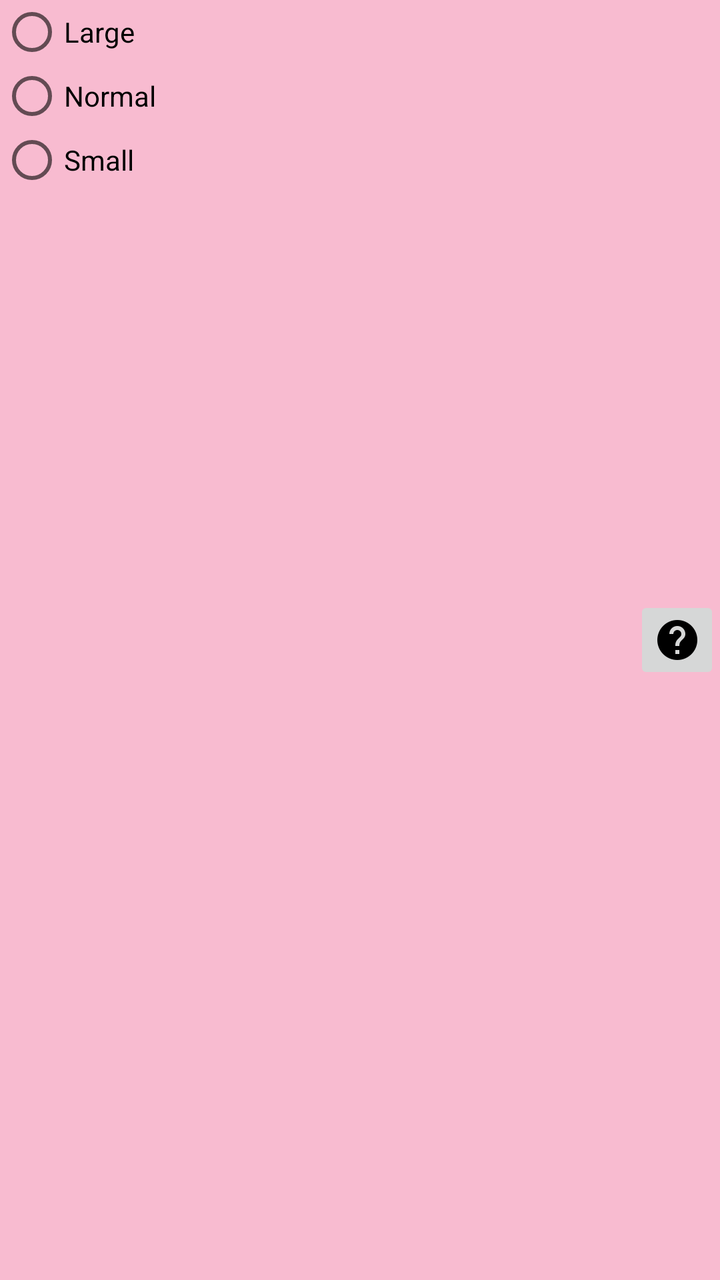
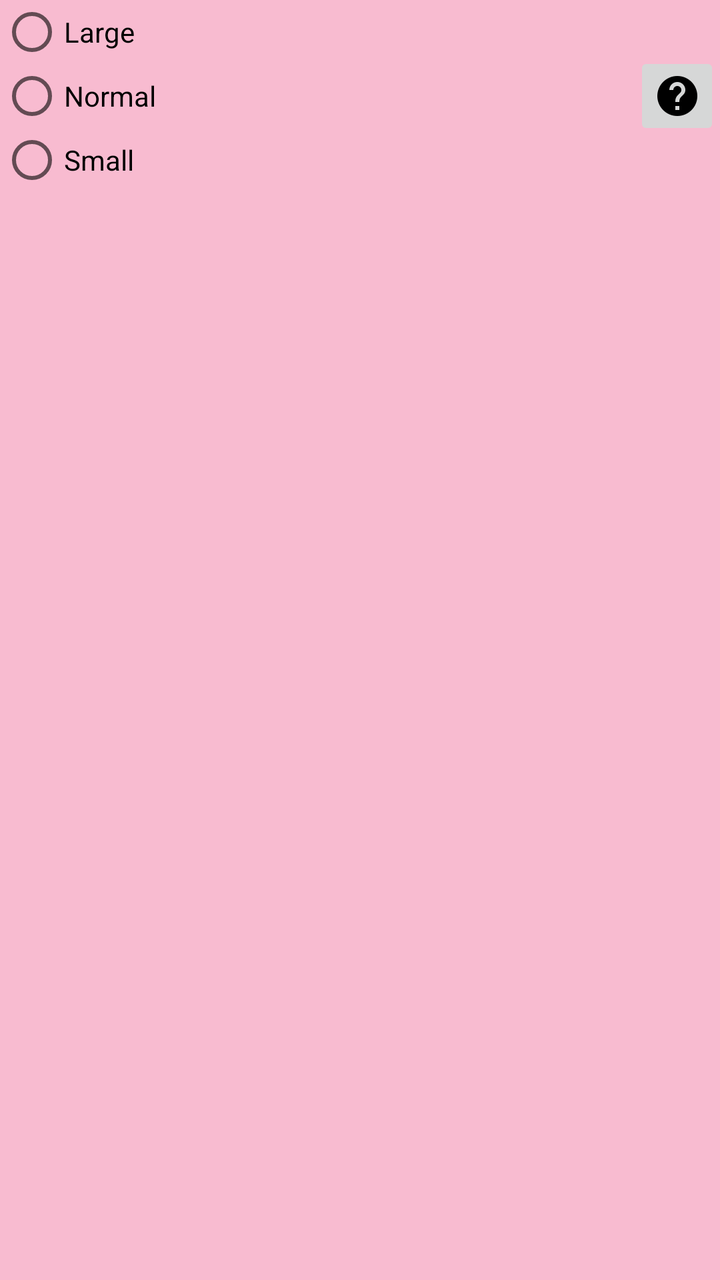

Compare the two renders of this Android layout. The source of the first and the diff that turns it into the second are given below.
<!-- AndroidManifest.xml: application theme MyMaterialTheme -->
<!-- res/layout/change_text_size_dialog_fragment.xml -->
<?xml version="1.0" encoding="utf-8"?>
<LinearLayout xmlns:android="http://schemas.android.com/apk/res/android"
    android:orientation="horizontal" android:layout_width="match_parent"
    android:layout_height="match_parent"
    android:weightSum="10">
    <RadioGroup
        android:id="@+id/text_size_radio_group"
        android:layout_width="match_parent"
        android:layout_height="wrap_content"
        android:layout_weight="9">

        <RadioButton
            android:layout_width="wrap_content"
            android:layout_height="wrap_content"
            android:text="@string/large_size"
            android:id="@+id/large_size" />

        <RadioButton
            android:layout_width="wrap_content"
            android:layout_height="wrap_content"
            android:text="@string/normal_size"
            android:id="@+id/normal_size" />

        <RadioButton
            android:layout_width="wrap_content"
            android:layout_height="wrap_content"
            android:text="@string/small_size"
            android:id="@+id/small_size" />
    </RadioGroup>
    <ImageButton
        android:id="@+id/text_size_help"
        android:layout_width="wrap_content"
        android:layout_height="wrap_content"
        android:layout_weight="1"
        android:layout_gravity="center"
        android:src="@drawable/ic_help_black_24dp" />
</LinearLayout>
<!-- resources referenced by this layout -->
<resources>
  <!-- drawable ic_help_black_24dp: png bitmap (drawable-hdpi, 458 bytes) -->
  <string name="large_size">Large</string>
  <string name="normal_size">Normal</string>
  <string name="small_size">Small</string>
  <style name="MyMaterialTheme" parent="MyMaterialTheme.Base">
  
      </style>
  <style name="MyMaterialTheme.Base" parent="Theme.AppCompat.Light.DarkActionBar">
          <item name="windowNoTitle">true</item>
          <item name="windowActionBar">false</item>
          <item name="colorPrimary">@color/colorPrimary</item>
          <item name="colorPrimaryDark">@color/colorPrimaryDark</item>
          <item name="colorAccent">@color/colorAccent</item>
          <item name="android:windowBackground">@color/windowBackground</item>
      </style>
  <color name="colorPrimary">#EC407A</color>
  <color name="colorPrimaryDark">#AD1457</color>
  <color name="colorAccent">#EA80FC</color>
  <color name="windowBackground">#F8BBD0</color>
</resources>

<!-- the commit's change to res/layout/change_text_size_dialog_fragment.xml (unified diff, before → after) -->
@@ -1,37 +1,45 @@
 <?xml version="1.0" encoding="utf-8"?>
-<LinearLayout xmlns:android="http://schemas.android.com/apk/res/android"
-    android:orientation="horizontal" android:layout_width="match_parent"
-    android:layout_height="match_parent"
-    android:weightSum="10">
-    <RadioGroup
-        android:id="@+id/text_size_radio_group"
+<ScrollView xmlns:android="http://schemas.android.com/apk/res/android"
+    android:layout_width="match_parent"
+    android:layout_height="match_parent">
+
+    <LinearLayout
         android:layout_width="match_parent"
         android:layout_height="wrap_content"
-        android:layout_weight="9">
+        android:orientation="horizontal"
+        android:weightSum="10">
 
-        <RadioButton
+        <RadioGroup
+            android:id="@+id/text_size_radio_group"
+            android:layout_width="match_parent"
+            android:layout_height="wrap_content"
+            android:layout_weight="9">
+
+            <RadioButton
+                android:id="@+id/large_size"
+                android:layout_width="wrap_content"
+                android:layout_height="wrap_content"
+                android:text="@string/large_size" />
+
+            <RadioButton
+                android:id="@+id/normal_size"
+                android:layout_width="wrap_content"
+                android:layout_height="wrap_content"
+                android:text="@string/normal_size" />
+
+            <RadioButton
+                android:id="@+id/small_size"
+                android:layout_width="wrap_content"
+                android:layout_height="wrap_content"
+                android:text="@string/small_size" />
+        </RadioGroup>
+
+        <ImageButton
+            android:id="@+id/text_size_help"
             android:layout_width="wrap_content"
             android:layout_height="wrap_content"
-            android:text="@string/large_size"
-            android:id="@+id/large_size" />
-
-        <RadioButton
-            android:layout_width="wrap_content"
-            android:layout_height="wrap_content"
-            android:text="@string/normal_size"
-            android:id="@+id/normal_size" />
-
-        <RadioButton
-            android:layout_width="wrap_content"
-            android:layout_height="wrap_content"
-            android:text="@string/small_size"
-            android:id="@+id/small_size" />
-    </RadioGroup>
-    <ImageButton
-        android:id="@+id/text_size_help"
-        android:layout_width="wrap_content"
-        android:layout_height="wrap_content"
-        android:layout_weight="1"
-        android:layout_gravity="center"
-        android:src="@drawable/ic_help_black_24dp" />
-</LinearLayout>
+            android:layout_gravity="center"
+            android:layout_weight="1"
+            android:src="@drawable/ic_help_black_24dp" />
+    </LinearLayout>
+</ScrollView>
